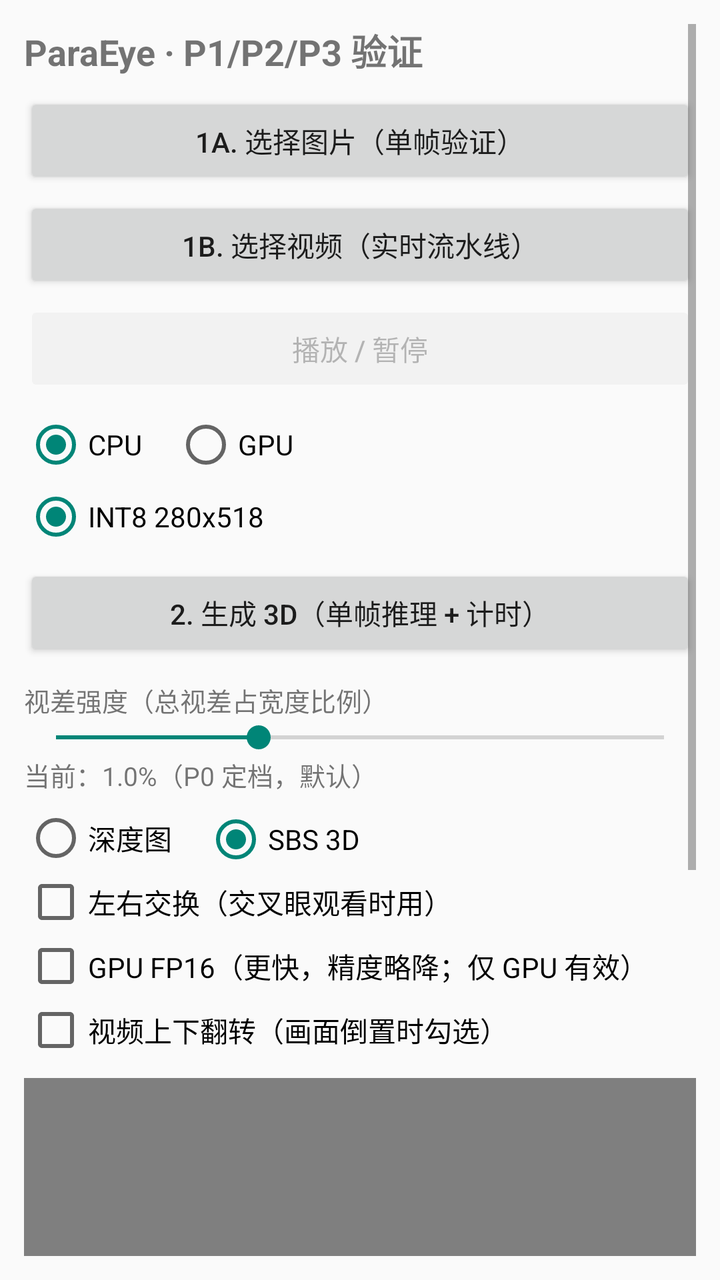
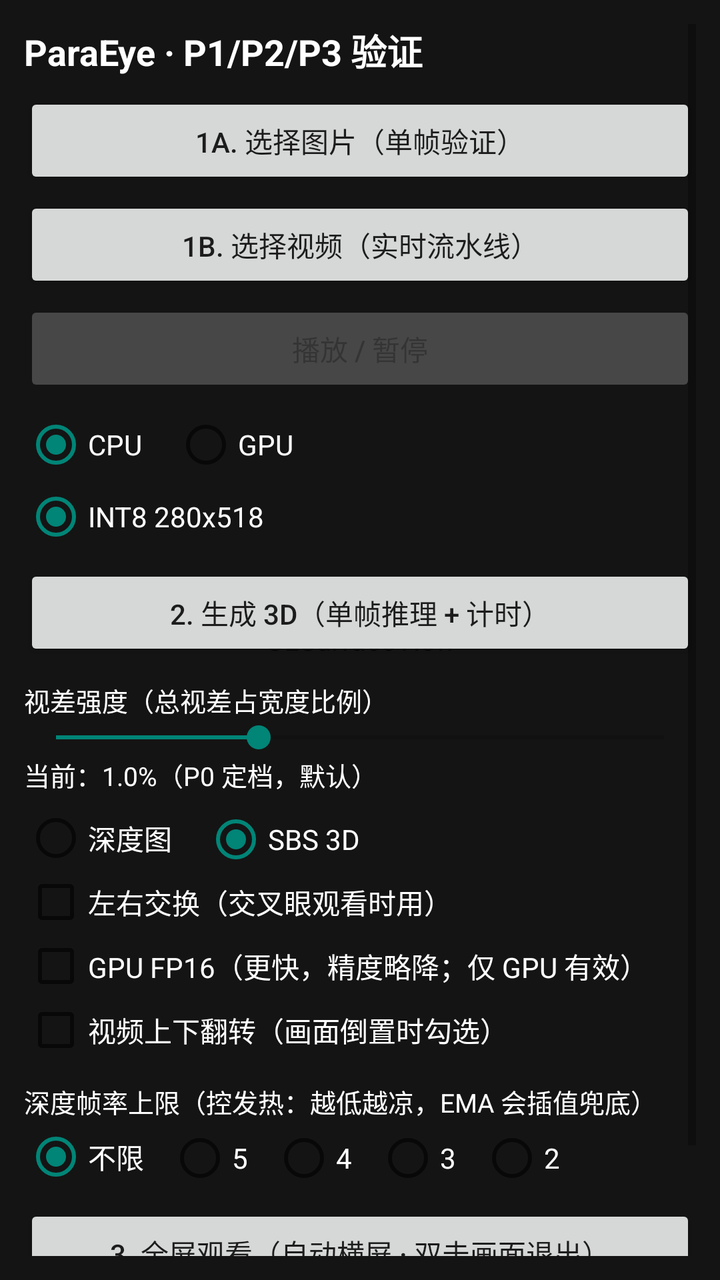

Before-and-after screenshots of an Android layout around one commit, followed by the original layout XML and the change that was made.
<!-- AndroidManifest.xml: application theme Theme.ParaEye -->
<!-- res/layout/activity_main.xml -->
<?xml version="1.0" encoding="utf-8"?>
<ScrollView xmlns:android="http://schemas.android.com/apk/res/android"
    android:layout_width="match_parent"
    android:layout_height="match_parent"
    android:padding="12dp">

    <LinearLayout
        android:layout_width="match_parent"
        android:layout_height="wrap_content"
        android:orientation="vertical">

        <TextView
            android:layout_width="match_parent"
            android:layout_height="wrap_content"
            android:text="@string/app_name"
            android:textSize="18sp"
            android:textStyle="bold" />

        <Button
            android:id="@+id/pickButton"
            android:layout_width="match_parent"
            android:layout_height="wrap_content"
            android:layout_marginTop="8dp"
            android:text="1a. 选择图片（单帧验证）" />

        <Button
            android:id="@+id/pickVideoButton"
            android:layout_width="match_parent"
            android:layout_height="wrap_content"
            android:layout_marginTop="4dp"
            android:text="1b. 选择视频（实时流水线）" />

        <Button
            android:id="@+id/playButton"
            android:layout_width="match_parent"
            android:layout_height="wrap_content"
            android:layout_marginTop="4dp"
            android:enabled="false"
            android:text="播放 / 暂停" />

        <RadioGroup
            android:id="@+id/acceleratorGroup"
            android:layout_width="match_parent"
            android:layout_height="wrap_content"
            android:layout_marginTop="8dp"
            android:orientation="horizontal">

            <RadioButton
                android:id="@+id/radioCpu"
                android:layout_width="wrap_content"
                android:layout_height="wrap_content"
                android:checked="true"
                android:text="CPU" />

            <RadioButton
                android:id="@+id/radioGpu"
                android:layout_width="wrap_content"
                android:layout_height="wrap_content"
                android:layout_marginStart="16dp"
                android:text="GPU" />
        </RadioGroup>

        <RadioGroup
            android:id="@+id/modelGroup"
            android:layout_width="match_parent"
            android:layout_height="wrap_content"
            android:layout_marginTop="4dp"
            android:orientation="horizontal">

            
            <RadioButton
                android:id="@+id/radioInt8"
                android:layout_width="wrap_content"
                android:layout_height="wrap_content"
                android:checked="true"
                android:text="INT8 280x518" />
        </RadioGroup>

        <Button
            android:id="@+id/runButton"
            android:layout_width="match_parent"
            android:layout_height="wrap_content"
            android:layout_marginTop="8dp"
            android:text="2. 生成 3D（单帧推理 + 计时）" />

        <TextView
            android:layout_width="match_parent"
            android:layout_height="wrap_content"
            android:layout_marginTop="10dp"
            android:text="视差强度（总视差占宽度比例）"
            android:textSize="13sp" />

        <SeekBar
            android:id="@+id/dispSeek"
            android:layout_width="match_parent"
            android:layout_height="wrap_content"
            android:max="30"
            android:progress="10" />

        <TextView
            android:id="@+id/dispLabel"
            android:layout_width="match_parent"
            android:layout_height="wrap_content"
            android:text="当前：1.0%（P0 定档，默认）"
            android:textSize="13sp" />

        <RadioGroup
            android:id="@+id/viewModeGroup"
            android:layout_width="match_parent"
            android:layout_height="wrap_content"
            android:layout_marginTop="6dp"
            android:orientation="horizontal">

            <RadioButton
                android:id="@+id/radioModeDepth"
                android:layout_width="wrap_content"
                android:layout_height="wrap_content"
                android:text="深度图" />

            <RadioButton
                android:id="@+id/radioModeSbs"
                android:layout_width="wrap_content"
                android:layout_height="wrap_content"
                android:layout_marginStart="16dp"
                android:checked="true"
                android:text="SBS 3D" />
        </RadioGroup>

        <CheckBox
            android:id="@+id/swapCheck"
            android:layout_width="match_parent"
            android:layout_height="wrap_content"
            android:text="左右交换（交叉眼观看时用）" />

        <CheckBox
            android:id="@+id/fp16Check"
            android:layout_width="match_parent"
            android:layout_height="wrap_content"
            android:text="GPU FP16（更快，精度略降；仅 GPU 有效）" />

        <CheckBox
            android:id="@+id/flipCheck"
            android:layout_width="match_parent"
            android:layout_height="wrap_content"
            android:text="视频上下翻转（画面倒置时勾选）" />

        <android.opengl.GLSurfaceView
            android:id="@+id/glView"
            android:layout_width="match_parent"
            android:layout_height="340dp"
            android:layout_marginTop="8dp" />

        <TextView
            android:id="@+id/statusText"
            android:layout_width="match_parent"
            android:layout_height="wrap_content"
            android:layout_marginTop="8dp"
            android:textSize="14sp" />

        <TextView
            android:id="@+id/statsText"
            android:layout_width="match_parent"
            android:layout_height="wrap_content"
            android:layout_marginTop="8dp"
            android:fontFamily="monospace"
            android:textSize="13sp" />

    </LinearLayout>
</ScrollView>
<!-- resources referenced by this layout -->
<resources>
  <string name="app_name">ParaEye · P1/P2/P3 验证</string>
  <style name="Theme.ParaEye" parent="android:Theme.Material.Light.NoActionBar" />
</resources>

<!-- the commit's change to res/layout/activity_main.xml (unified diff, before → after) -->
@@ -1,169 +1,254 @@
 <?xml version="1.0" encoding="utf-8"?>
-<ScrollView xmlns:android="http://schemas.android.com/apk/res/android"
+<FrameLayout xmlns:android="http://schemas.android.com/apk/res/android"
     android:layout_width="match_parent"
-    android:layout_height="match_parent"
-    android:padding="12dp">
-
-    <LinearLayout
+    android:layout_height="match_parent">
+
+    
+    <android.opengl.GLSurfaceView
+        android:id="@+id/glView"
+        android:layout_width="match_parent"
+        android:layout_height="match_parent" />
+
+    
+    <ScrollView
+        android:id="@+id/controlPanel"
         android:layout_width="match_parent"
         android:layout_height="wrap_content"
-        android:orientation="vertical">
-
-        <TextView
+        android:background="#D6000000"
+        android:padding="12dp">
+
+        <LinearLayout
             android:layout_width="match_parent"
             android:layout_height="wrap_content"
-            android:text="@string/app_name"
-            android:textSize="18sp"
-            android:textStyle="bold" />
-
-        <Button
-            android:id="@+id/pickButton"
-            android:layout_width="match_parent"
-            android:layout_height="wrap_content"
-            android:layout_marginTop="8dp"
-            android:text="1a. 选择图片（单帧验证）" />
-
-        <Button
-            android:id="@+id/pickVideoButton"
-            android:layout_width="match_parent"
-            android:layout_height="wrap_content"
-            android:layout_marginTop="4dp"
-            android:text="1b. 选择视频（实时流水线）" />
-
-        <Button
-            android:id="@+id/playButton"
-            android:layout_width="match_parent"
-            android:layout_height="wrap_content"
-            android:layout_marginTop="4dp"
-            android:enabled="false"
-            android:text="播放 / 暂停" />
-
-        <RadioGroup
-            android:id="@+id/acceleratorGroup"
-            android:layout_width="match_parent"
-            android:layout_height="wrap_content"
-            android:layout_marginTop="8dp"
-            android:orientation="horizontal">
-
-            <RadioButton
-                android:id="@+id/radioCpu"
-                android:layout_width="wrap_content"
-                android:layout_height="wrap_content"
-                android:checked="true"
-                android:text="CPU" />
-
-            <RadioButton
-                android:id="@+id/radioGpu"
-                android:layout_width="wrap_content"
-                android:layout_height="wrap_content"
-                android:layout_marginStart="16dp"
-                android:text="GPU" />
-        </RadioGroup>
-
-        <RadioGroup
-            android:id="@+id/modelGroup"
-            android:layout_width="match_parent"
-            android:layout_height="wrap_content"
-            android:layout_marginTop="4dp"
-            android:orientation="horizontal">
+            android:orientation="vertical">
+
+            <TextView
+                android:layout_width="match_parent"
+                android:layout_height="wrap_content"
+                android:text="@string/app_name"
+                android:textColor="#FFFFFF"
+                android:textSize="18sp"
+                android:textStyle="bold" />
+
+            <Button
+                android:id="@+id/pickButton"
+                android:layout_width="match_parent"
+                android:layout_height="wrap_content"
+                android:layout_marginTop="8dp"
+                android:text="1a. 选择图片（单帧验证）" />
+
+            <Button
+                android:id="@+id/pickVideoButton"
+                android:layout_width="match_parent"
+                android:layout_height="wrap_content"
+                android:layout_marginTop="4dp"
+                android:text="1b. 选择视频（实时流水线）" />
+
+            <Button
+                android:id="@+id/playButton"
+                android:layout_width="match_parent"
+                android:layout_height="wrap_content"
+                android:layout_marginTop="4dp"
+                android:enabled="false"
+                android:text="播放 / 暂停" />
+
+            <RadioGroup
+                android:id="@+id/acceleratorGroup"
+                android:layout_width="match_parent"
+                android:layout_height="wrap_content"
+                android:layout_marginTop="8dp"
+                android:orientation="horizontal">
+
+                <RadioButton
+                    android:id="@+id/radioCpu"
+                    android:layout_width="wrap_content"
+                    android:layout_height="wrap_content"
+                    android:checked="true"
+                    android:text="CPU"
+                    android:textColor="#FFFFFF" />
+
+                <RadioButton
+                    android:id="@+id/radioGpu"
+                    android:layout_width="wrap_content"
+                    android:layout_height="wrap_content"
+                    android:layout_marginStart="16dp"
+                    android:text="GPU"
+                    android:textColor="#FFFFFF" />
+            </RadioGroup>
+
+            <RadioGroup
+                android:id="@+id/modelGroup"
+                android:layout_width="match_parent"
+                android:layout_height="wrap_content"
+                android:layout_marginTop="4dp"
+                android:orientation="horizontal">
+
+                
+                <RadioButton
+                    android:id="@+id/radioInt8"
+                    android:layout_width="wrap_content"
+                    android:layout_height="wrap_content"
+                    android:checked="true"
+                    android:text="INT8 280x518"
+                    android:textColor="#FFFFFF" />
+            </RadioGroup>
+
+            <Button
+                android:id="@+id/runButton"
+                android:layout_width="match_parent"
+                android:layout_height="wrap_content"
+                android:layout_marginTop="8dp"
+                android:text="2. 生成 3D（单帧推理 + 计时）" />
+
+            <TextView
+                android:layout_width="match_parent"
+                android:layout_height="wrap_content"
+                android:layout_marginTop="10dp"
+                android:text="视差强度（总视差占宽度比例）"
+                android:textColor="#FFFFFF"
+                android:textSize="13sp" />
+
+            <SeekBar
+                android:id="@+id/dispSeek"
+                android:layout_width="match_parent"
+                android:layout_height="wrap_content"
+                android:max="30"
+                android:progress="10" />
+
+            <TextView
+                android:id="@+id/dispLabel"
+                android:layout_width="match_parent"
+                android:layout_height="wrap_content"
+                android:text="当前：1.0%（P0 定档，默认）"
+                android:textColor="#FFFFFF"
+                android:textSize="13sp" />
+
+            <RadioGroup
+                android:id="@+id/viewModeGroup"
+                android:layout_width="match_parent"
+                android:layout_height="wrap_content"
+                android:layout_marginTop="6dp"
+                android:orientation="horizontal">
+
+                <RadioButton
+                    android:id="@+id/radioModeDepth"
+                    android:layout_width="wrap_content"
+                    android:layout_height="wrap_content"
+                    android:text="深度图"
+                    android:textColor="#FFFFFF" />
+
+                <RadioButton
+                    android:id="@+id/radioModeSbs"
+                    android:layout_width="wrap_content"
+                    android:layout_height="wrap_content"
+                    android:layout_marginStart="16dp"
+                    android:checked="true"
+                    android:text="SBS 3D"
+                    android:textColor="#FFFFFF" />
+            </RadioGroup>
+
+            <CheckBox
+                android:id="@+id/swapCheck"
+                android:layout_width="match_parent"
+                android:layout_height="wrap_content"
+                android:text="左右交换（交叉眼观看时用）"
+                android:textColor="#FFFFFF" />
+
+            <CheckBox
+                android:id="@+id/fp16Check"
+                android:layout_width="match_parent"
+                android:layout_height="wrap_content"
+                android:text="GPU FP16（更快，精度略降；仅 GPU 有效）"
+                android:textColor="#FFFFFF" />
+
+            <CheckBox
+                android:id="@+id/flipCheck"
+                android:layout_width="match_parent"
+                android:layout_height="wrap_content"
+                android:text="视频上下翻转（画面倒置时勾选）"
+                android:textColor="#FFFFFF" />
 
             
-            <RadioButton
-                android:id="@+id/radioInt8"
-                android:layout_width="wrap_content"
-                android:layout_height="wrap_content"
-                android:checked="true"
-                android:text="INT8 280x518" />
-        </RadioGroup>
-
-        <Button
-            android:id="@+id/runButton"
-            android:layout_width="match_parent"
-            android:layout_height="wrap_content"
-            android:layout_marginTop="8dp"
-            android:text="2. 生成 3D（单帧推理 + 计时）" />
-
-        <TextView
-            android:layout_width="match_parent"
-            android:layout_height="wrap_content"
-            android:layout_marginTop="10dp"
-            android:text="视差强度（总视差占宽度比例）"
-            android:textSize="13sp" />
-
-        <SeekBar
-            android:id="@+id/dispSeek"
-            android:layout_width="match_parent"
-            android:layout_height="wrap_content"
-            android:max="30"
-            android:progress="10" />
-
-        <TextView
-            android:id="@+id/dispLabel"
-            android:layout_width="match_parent"
-            android:layout_height="wrap_content"
-            android:text="当前：1.0%（P0 定档，默认）"
-            android:textSize="13sp" />
-
-        <RadioGroup
-            android:id="@+id/viewModeGroup"
-            android:layout_width="match_parent"
-            android:layout_height="wrap_content"
-            android:layout_marginTop="6dp"
-            android:orientation="horizontal">
-
-            <RadioButton
-                android:id="@+id/radioModeDepth"
-                android:layout_width="wrap_content"
-                android:layout_height="wrap_content"
-                android:text="深度图" />
-
-            <RadioButton
-                android:id="@+id/radioModeSbs"
-                android:layout_width="wrap_content"
-                android:layout_height="wrap_content"
-                android:layout_marginStart="16dp"
-                android:checked="true"
-                android:text="SBS 3D" />
-        </RadioGroup>
-
-        <CheckBox
-            android:id="@+id/swapCheck"
-            android:layout_width="match_parent"
-            android:layout_height="wrap_content"
-            android:text="左右交换（交叉眼观看时用）" />
-
-        <CheckBox
-            android:id="@+id/fp16Check"
-            android:layout_width="match_parent"
-            android:layout_height="wrap_content"
-            android:text="GPU FP16（更快，精度略降；仅 GPU 有效）" />
-
-        <CheckBox
-            android:id="@+id/flipCheck"
-            android:layout_width="match_parent"
-            android:layout_height="wrap_content"
-            android:text="视频上下翻转（画面倒置时勾选）" />
-
-        <android.opengl.GLSurfaceView
-            android:id="@+id/glView"
-            android:layout_width="match_parent"
-            android:layout_height="340dp"
-            android:layout_marginTop="8dp" />
-
-        <TextView
-            android:id="@+id/statusText"
-            android:layout_width="match_parent"
-            android:layout_height="wrap_content"
-            android:layout_marginTop="8dp"
-            android:textSize="14sp" />
-
-        <TextView
-            android:id="@+id/statsText"
-            android:layout_width="match_parent"
-            android:layout_height="wrap_content"
-            android:layout_marginTop="8dp"
-            android:fontFamily="monospace"
-            android:textSize="13sp" />
-
-    </LinearLayout>
-</ScrollView>
+            <TextView
+                android:layout_width="match_parent"
+                android:layout_height="wrap_content"
+                android:layout_marginTop="10dp"
+                android:text="深度帧率上限（控发热：越低越凉，EMA 会插值兜底）"
+                android:textColor="#FFFFFF"
+                android:textSize="13sp" />
+
+            <RadioGroup
+                android:id="@+id/depthCapGroup"
+                android:layout_width="match_parent"
+                android:layout_height="wrap_content"
+                android:layout_marginTop="2dp"
+                android:orientation="horizontal">
+
+                <RadioButton
+                    android:id="@+id/radioCapUnlimited"
+                    android:layout_width="wrap_content"
+                    android:layout_height="wrap_content"
+                    android:checked="true"
+                    android:text="不限"
+                    android:textColor="#FFFFFF" />
+
+                <RadioButton
+                    android:id="@+id/radioCap5"
+                    android:layout_width="wrap_content"
+                    android:layout_height="wrap_content"
+                    android:layout_marginStart="12dp"
+                    android:text="5"
+                    android:textColor="#FFFFFF" />
+
+                <RadioButton
+                    android:id="@+id/radioCap4"
+                    android:layout_width="wrap_content"
+                    android:layout_height="wrap_content"
+                    android:layout_marginStart="12dp"
+                    android:text="4"
+                    android:textColor="#FFFFFF" />
+
+                <RadioButton
+                    android:id="@+id/radioCap3"
+                    android:layout_width="wrap_content"
+                    android:layout_height="wrap_content"
+                    android:layout_marginStart="12dp"
+                    android:text="3"
+                    android:textColor="#FFFFFF" />
+
+                <RadioButton
+                    android:id="@+id/radioCap2"
+                    android:layout_width="wrap_content"
+                    android:layout_height="wrap_content"
+                    android:layout_marginStart="12dp"
+                    android:text="2"
+                    android:textColor="#FFFFFF" />
+            </RadioGroup>
+
+            <Button
+                android:id="@+id/fullscreenButton"
+                android:layout_width="match_parent"
+                android:layout_height="wrap_content"
+                android:layout_marginTop="8dp"
+                android:text="3. 全屏观看（自动横屏 · 双击画面退出）" />
+
+            <TextView
+                android:id="@+id/statusText"
+                android:layout_width="match_parent"
+                android:layout_height="wrap_content"
+                android:layout_marginTop="8dp"
+                android:textColor="#FFFFFF"
+                android:textSize="14sp" />
+
+            <TextView
+                android:id="@+id/statsText"
+                android:layout_width="match_parent"
+                android:layout_height="wrap_content"
+                android:layout_marginTop="8dp"
+                android:fontFamily="monospace"
+                android:textColor="#FFFFFF"
+                android:textSize="13sp" />
+
+        </LinearLayout>
+    </ScrollView>
+</FrameLayout>
